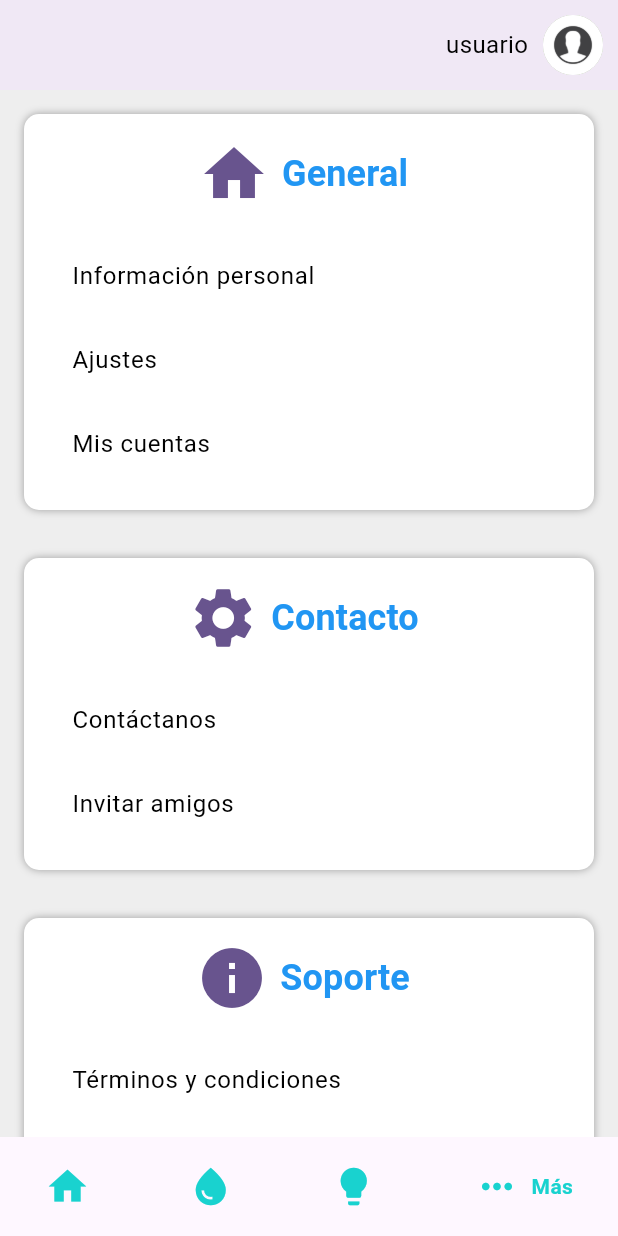
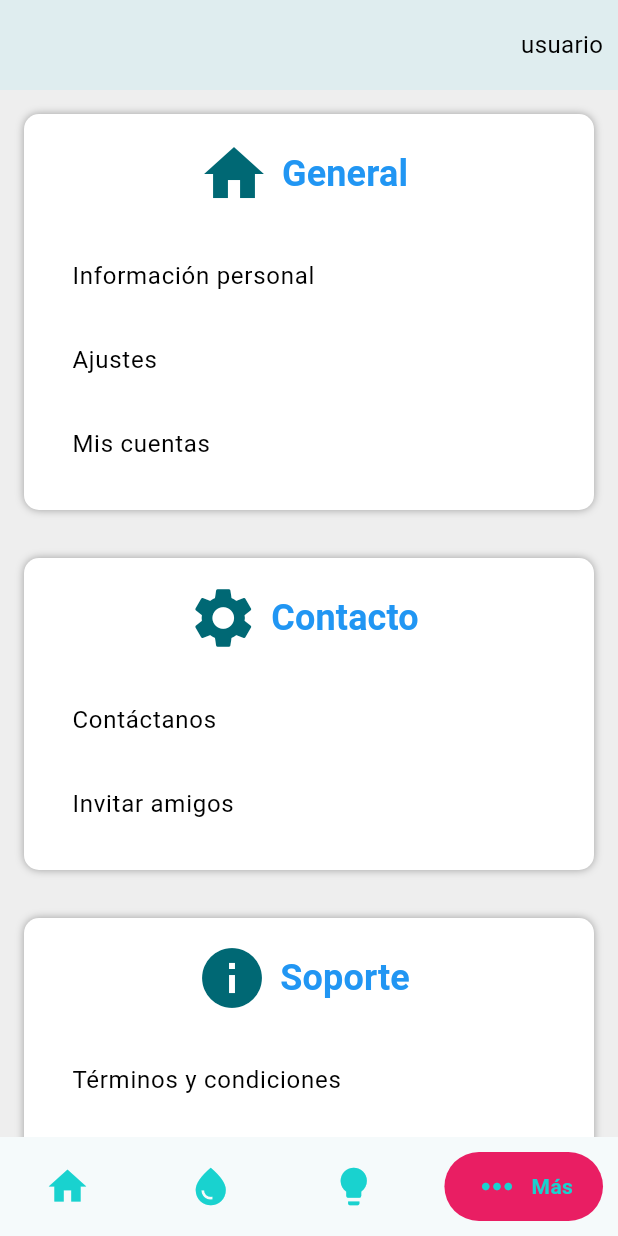
Before and after one commit to vladigarcia/autopago, a Flutter app: the HomePage screen opened directly, item 4 of the bottom bar chosen, on a phone screen of 412 x 824 dp. Run offline on Flutter 3.47's test engine with Material 2 defaults, Android fonts, the phone set to English and light mode, and no system bars; drawn by our look-alikes of google_nav_bar; our stand-ins replace cloud_firestore, firebase_auth, firebase_core; accounts and stored records are empty.

Commit message:
menu personalizado y mucho mejor

```diff
--- a/lib/main.dart
+++ b/lib/main.dart
@@ -1,5 +1,4 @@
 import 'package:autopago/firebase_options.dart';
-import 'package:autopago/pages/datosbase.dart';
 import 'package:autopago/pages/home.dart';
 import 'package:autopago/views/login_page.dart';
 import 'package:autopago/views/sign_up_auth.dart';
@@ -23,7 +22,7 @@ class MyApp extends StatelessWidget {
       debugShowCheckedModeBanner: false,
       title: '', // Establece una cadena vacía como título
       theme: ThemeData(
-        colorScheme: ColorScheme.fromSeed(seedColor: Colors.deepPurple),
+        colorScheme: ColorScheme.fromSeed(seedColor: Colors.white),
         useMaterial3: true,
       ),
       initialRoute: "/login",
--- a/lib/pages/Agua.dart
+++ b/lib/pages/Agua.dart
@@ -5,9 +5,7 @@ class AguaPage extends StatelessWidget {
   @override
   Widget build(BuildContext context) {
     return Scaffold(
-      appBar: AppBar(
-        title: Text('Agua'),
-      ),
+
       body: Center(
         child: Text('Contenido de la página de Agua'),
       ),
--- a/lib/pages/Inicio.dart
+++ b/lib/pages/Inicio.dart
@@ -5,9 +5,7 @@ class InicioPage extends StatelessWidget {
   @override
   Widget build(BuildContext context) {
     return Scaffold(
-      appBar: AppBar(
-        title: Text('hola'),
-      ),
+
       body: Center(
         child: Text('Contenido de la  de Inicio'),
       ),
--- a/lib/pages/home.dart
+++ b/lib/pages/home.dart
@@ -32,20 +32,7 @@ class _HomePageState extends State<HomePage> {
                   fontSize: 16.0,
                 ),
               ),
-              Padding(
-                padding: const EdgeInsets.all(10.0),
-                child: Container(
-                  width: 40,
-                  height: 40,
-                  decoration: const BoxDecoration(
-                    shape: BoxShape.circle,
-                    color: Colors.lightGreen,
-                  ),
-                  child: const CircleAvatar(
-                    backgroundImage: AssetImage('images/perfil.png'),
-                  ),
-                ),
-              ),
+              const SizedBox(width: 10),  // Puedes ajustar el espacio entre el nombre y el ícono
             ],
           ),
         ],
@@ -65,25 +52,25 @@ class _HomePageState extends State<HomePage> {
               icon: Icons.home,
               text: 'Inicio',
               iconColor: const Color.fromARGB(255, 25, 210, 207),
-              hoverColor: const Color.fromARGB(255, 25, 210, 207),
+              backgroundColor: Colors.pink, // Color de fondo cuando está seleccionado
             ),
             GButton(
               icon: Icons.water_drop_sharp,
               text: 'Agua',
-             iconColor: const Color.fromARGB(255, 25, 210, 207),
-              hoverColor: const Color.fromARGB(255, 25, 210, 207),
+              iconColor: const Color.fromARGB(255, 25, 210, 207),
+              backgroundColor: Colors.pink, // Color de fondo cuando está seleccionado
             ),
             GButton(
               icon: Icons.lightbulb,
               text: 'Luz',
               iconColor: const Color.fromARGB(255, 25, 210, 207),
-              hoverColor: const Color.fromARGB(255, 25, 210, 207),
+              backgroundColor: Colors.pink, // Color de fondo cuando está seleccionado
             ),
             GButton(
               icon: Icons.more_horiz,
               text: 'Más',
               iconColor: const Color.fromARGB(255, 25, 210, 207),
-              hoverColor: const Color.fromARGB(255, 25, 210, 207),
+              backgroundColor: Colors.pink, // Color de fondo cuando está seleccionado
             ),
           ],
           selectedIndex: _currentIndex,
--- a/lib/pages/luz.dart
+++ b/lib/pages/luz.dart
@@ -5,9 +5,7 @@ class LuzPage extends StatelessWidget {
   @override
   Widget build(BuildContext context) {
     return Scaffold(
-      appBar: AppBar(
-        title: Text('Luz'),
-      ),
+
       body: Center(
         child: Text('Contenido de la página de Luz'),
       ),
```
